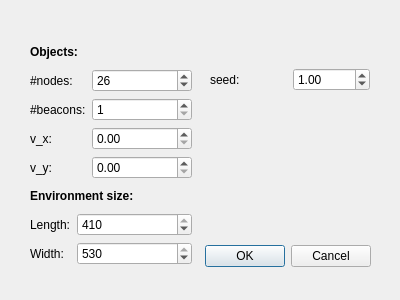
Qt form network_time_sync/gui/dialog_init.ui (abusimbele/network_time_sync) before a commit.
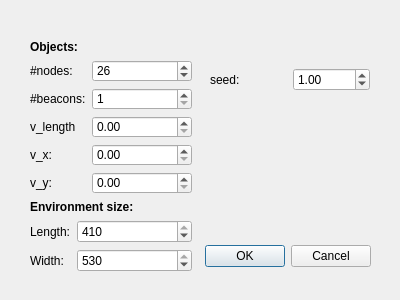
The same form after that commit.

Commit message:
GUI: new sim_ACTION new INIT ACTION dialog_init -> new vector-length doublespinbox
Nodes move in all directions and have an velocity vector

New:
out_of_field-method
collision-detection

Initial placement of nodes without collisions

Diff of the .ui file:
```diff
--- a/network_time_sync/gui/dialog_init.ui
+++ b/network_time_sync/gui/dialog_init.ui
@@ -35,7 +35,7 @@
      <x>30</x>
      <y>40</y>
      <width>162</width>
-     <height>225</height>
+     <height>232</height>
     </rect>
    </property>
    <layout class="QVBoxLayout" name="verticalLayout">
@@ -91,26 +91,36 @@
         </property>
        </widget>
       </item>
-      <item row="4" column="0">
+      <item row="5" column="0">
        <widget class="QLabel" name="label_txt_vx">
         <property name="text">
          <string>v_x:</string>
         </property>
        </widget>
       </item>
-      <item row="4" column="1">
+      <item row="5" column="1">
        <widget class="QDoubleSpinBox" name="doubleSpinBox_vx"/>
       </item>
-      <item row="5" column="0">
+      <item row="6" column="0">
        <widget class="QLabel" name="label_txt_vy">
         <property name="text">
          <string>v_y:</string>
         </property>
        </widget>
       </item>
-      <item row="5" column="1">
+      <item row="6" column="1">
        <widget class="QDoubleSpinBox" name="doubleSpinBox_vy"/>
       </item>
+      <item row="4" column="0">
+       <widget class="QLabel" name="label_txt_v_length">
+        <property name="text">
+         <string>v_length</string>
+        </property>
+       </widget>
+      </item>
+      <item row="4" column="1">
+       <widget class="QDoubleSpinBox" name="doubleSpinBox_v_length"/>
+      </item>
      </layout>
     </item>
     <item>
```
The commit also changes 13 other files.
